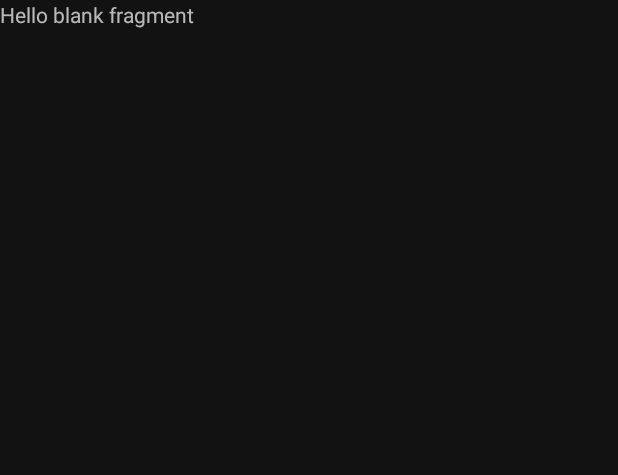
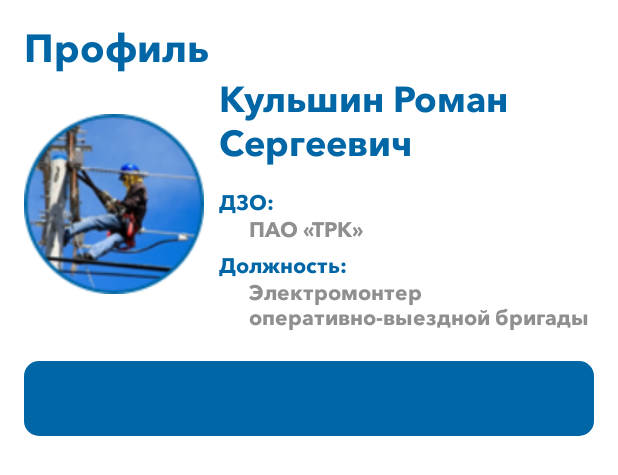
Before and after one commit to gramorEticon/ROSSETI, an Android app: the layout fragment_profile.xml on its own in the app's theme, with its tools: preview values and no code run, on a phone screen of 412 x 824 dp. Shown: the top 475 px of the screen. Run offline under Robolectric (Android 15) with nearby library versions, the phone set to English and light mode, and no system bars; network calls fail.

Commit message:
Почти дорисованый профиль

```diff
--- /dev/null
+++ b/app/src/main/res/drawable/bg_blue.xml
@@ -0,0 +1,9 @@
+<?xml version="1.0" encoding="utf-8"?>
+<selector xmlns:android="http://schemas.android.com/apk/res/android">
+    <item>
+        <shape android:shape="rectangle">
+            <solid android:color="#0066A6"/>
+            <corners android:radius="10dp"/>
+        </shape>
+    </item>
+</selector>
--- a/app/src/main/res/layout/fragment_profile.xml
+++ b/app/src/main/res/layout/fragment_profile.xml
@@ -1,14 +1,123 @@
 <?xml version="1.0" encoding="utf-8"?>
-<FrameLayout xmlns:android="http://schemas.android.com/apk/res/android"
+<androidx.constraintlayout.widget.ConstraintLayout xmlns:android="http://schemas.android.com/apk/res/android"
     xmlns:tools="http://schemas.android.com/tools"
     android:layout_width="match_parent"
     android:layout_height="match_parent"
-    tools:context=".ProfileFragments.ProfileFragment">
+    xmlns:app="http://schemas.android.com/apk/res-auto"
+    tools:context=".ProfileFragments.ProfileFragment"
+    android:background="@color/white">
 
-    <!-- TODO: Update blank fragment layout -->
     <TextView
+        android:id="@+id/label"
+        android:layout_width="wrap_content"
+        android:layout_height="wrap_content"
+        android:text="Профиль"
+        style="@style/text_blue_bold"
+        android:textSize="26dp"
+        app:layout_constraintTop_toTopOf="parent"
+        app:layout_constraintStart_toStartOf="parent"
+        android:layout_marginStart="16dp"
+        android:layout_marginTop="16dp"
+        />
+
+    <ImageView
+        android:id="@+id/profile_photo"
+        android:layout_width="120dp"
+        android:layout_height="120dp"
+        android:src="@drawable/profile"
+        app:layout_constraintStart_toStartOf="parent"
+        app:layout_constraintTop_toBottomOf="@id/label"
+        android:layout_marginStart="16dp"
+        android:layout_marginTop="28dp"/>
+
+    <androidx.constraintlayout.widget.ConstraintLayout
+        android:id="@+id/constarain"
+        android:layout_width="0dp"
+        android:layout_height="wrap_content"
+        app:layout_constraintTop_toTopOf="@id/profile_photo"
+        app:layout_constraintBottom_toBottomOf="@id/profile_photo"
+        app:layout_constraintStart_toEndOf="@id/profile_photo"
+        app:layout_constraintEnd_toEndOf="parent"
+        android:layout_marginStart="10dp"
+        android:layout_marginEnd="16dp">
+
+        <TextView
+            android:id="@+id/fio"
+            android:layout_width="match_parent"
+            android:layout_height="wrap_content"
+            android:text="Кульшин Роман Сергеевич"
+            style="@style/text_blue_bold"
+            android:textSize="24dp"
+            app:layout_constraintTop_toTopOf="parent"
+            app:layout_constraintStart_toStartOf="parent"
+            />
+        <TextView
+            android:id="@+id/dzo_label"
+            android:layout_width="wrap_content"
+            android:layout_height="wrap_content"
+            android:text="ДЗО:"
+            style="@style/text_blue_bold"
+            android:textSize="14dp"
+            app:layout_constraintTop_toBottomOf="@id/fio"
+            app:layout_constraintStart_toStartOf="parent"
+            android:layout_marginTop="16dp"/>
+
+        <TextView
+            android:id="@+id/dzo"
+            android:layout_width="wrap_content"
+            android:layout_height="wrap_content"
+            android:text="ПАО «ТРК»"
+            style="@style/text_gray_bold"
+            android:textSize="14dp"
+            app:layout_constraintTop_toBottomOf="@id/dzo_label"
+            app:layout_constraintStart_toStartOf="parent"
+            android:layout_marginStart="20dp"
+            />
+        <TextView
+            android:id="@+id/dolz_label"
+            android:layout_width="wrap_content"
+            android:layout_height="wrap_content"
+            android:text="Должность:"
+            style="@style/text_blue_bold"
+            android:textSize="14dp"
+            app:layout_constraintTop_toBottomOf="@id/dzo"
+            app:layout_constraintStart_toStartOf="parent"
+            android:layout_marginTop="6dp"/>
+
+        <TextView
+            android:id="@+id/dolz"
+            android:layout_width="wrap_content"
+            android:layout_height="wrap_content"
+            android:text="Электромонтер оперативно-выездной бригады"
+            style="@style/text_gray_bold"
+            android:textSize="14dp"
+            app:layout_constraintTop_toBottomOf="@id/dolz_label"
+            app:layout_constraintStart_toStartOf="parent"
+            android:layout_marginStart="20dp"
+            />
+
+
+
+    </androidx.constraintlayout.widget.ConstraintLayout>
+
+    <androidx.constraintlayout.widget.ConstraintLayout
+        android:id="@+id/edit_profile"
         android:layout_width="match_parent"
-        android:layout_height="match_parent"
-        android:text="@string/hello_blank_fragment" />
+        android:layout_height="50dp"
+        app:layout_constraintTop_toBottomOf="@id/constarain"
+        android:layout_marginStart="16dp"
+        android:layout_marginEnd="16dp"
+        android:layout_marginTop="20dp"
+        android:background="@drawable/bg_blue">
+        <androidx.constraintlayout.widget.ConstraintLayout
+            app:layout_constraintTop_toTopOf="parent"
+            app:layout_constraintEnd_toEndOf="parent"
+            app:layout_constraintStart_toStartOf="parent"
+            app:layout_constraintBottom_toBottomOf="parent"
+            android:layout_width="wrap_content"
+            android:layout_height="wrap_content">
 
-</FrameLayout>
+        </androidx.constraintlayout.widget.ConstraintLayout>
+    </androidx.constraintlayout.widget.ConstraintLayout>
+
+</androidx.constraintlayout.widget.ConstraintLayout>
--- a/app/src/main/res/menu/navigator.xml
+++ b/app/src/main/res/menu/navigator.xml
@@ -13,11 +13,12 @@
     <item
         android:id="@+id/my_order"
         android:icon="@drawable/ic_recent_actors"
-        android:title="Мои заявки"/>
+        android:title="Заявки"/>
     <item
         android:id="@+id/notification"
         android:icon="@drawable/ic_notifications_active"
-        android:title="Оповещения"/>
+        android:title="Оповещения"
+        />
     <item
         android:id="@+id/profile"
         android:icon="@drawable/ic_profile"
--- a/app/src/main/res/values-night/themes.xml
+++ b/app/src/main/res/values-night/themes.xml
@@ -2,13 +2,13 @@
     <!-- Base application theme. -->
     <style name="Theme.ROSSETI" parent="Theme.MaterialComponents.DayNight.DarkActionBar">
         <!-- Primary brand color. -->
-        <item name="colorPrimary">@color/purple_200</item>
-        <item name="colorPrimaryVariant">@color/purple_700</item>
-        <item name="colorOnPrimary">@color/black</item>
+        <item name="colorPrimary">@color/blue</item>
+        <item name="colorPrimaryVariant">@color/blue</item>
+        <item name="colorOnPrimary">@color/white</item>
         <!-- Secondary brand color. -->
         <item name="colorSecondary">@color/teal_200</item>
         <item name="colorSecondaryVariant">@color/teal_200</item>
-        <item name="colorOnSecondary">@color/black</item>
+        <item name="colorOnSecondary">@color/white</item>
         <!-- Status bar color. -->
         <item name="android:statusBarColor" tools:targetApi="l">?attr/colorPrimaryVariant</item>
         <!-- Customize your theme here. -->
--- a/app/src/main/res/values/colors.xml
+++ b/app/src/main/res/values/colors.xml
@@ -7,4 +7,6 @@
     <color name="teal_700">#FF018786</color>
     <color name="black">#FF000000</color>
     <color name="white">#FFFFFFFF</color>
+    <color name="blue">#0066A6</color>
+    <color name="gray">#8F8F8F</color>
 </resources>
--- a/app/src/main/res/values/styles.xml
+++ b/app/src/main/res/values/styles.xml
@@ -1,5 +1,13 @@
 <?xml version="1.0" encoding="utf-8"?>
 <resources>
+    <style name="text_blue_bold">
+        <item name="fontFamily">@font/avenir_bold</item>
+        <item name="android:textColor">@color/blue</item>
+    </style>
 
+    <style name="text_gray_bold">
+        <item name="fontFamily">@font/avenir_bold</item>
+        <item name="android:textColor">@color/gray</item>
+    </style>
 
 </resources>
--- a/app/src/main/res/values/themes.xml
+++ b/app/src/main/res/values/themes.xml
@@ -2,13 +2,13 @@
     <!-- Base application theme. -->
     <style name="Theme.ROSSETI" parent="Theme.MaterialComponents.NoActionBar">
         <!-- Primary brand color. -->
-        <item name="colorPrimary">@color/purple_500</item>
-        <item name="colorPrimaryVariant">@color/purple_700</item>
+        <item name="colorPrimary">@color/blue</item>
+        <item name="colorPrimaryVariant">@color/blue</item>
         <item name="colorOnPrimary">@color/white</item>
         <!-- Secondary brand color. -->
         <item name="colorSecondary">@color/teal_200</item>
         <item name="colorSecondaryVariant">@color/teal_700</item>
-        <item name="colorOnSecondary">@color/black</item>
+        <item name="colorOnSecondary">@color/white</item>
         <!-- Status bar color. -->
         <item name="android:statusBarColor" tools:targetApi="l">?attr/colorPrimaryVariant</item>
         <!-- Customize your theme here. -->
```
Also changed, not shown: app/src/main/java/com/eticon/rosseti/ProfileFragments/ProfileFragment.kt (+3 -18 lines), app/src/main/res/drawable-v24/ic_edit.png (added), app/src/main/res/drawable-v24/ic_lock.png (added), app/src/main/res/drawable-v24/profile.png (added), app/src/main/res/font/avenir_bold.ttf (added), app/src/main/res/font/avenir_demi.ttf (added).
